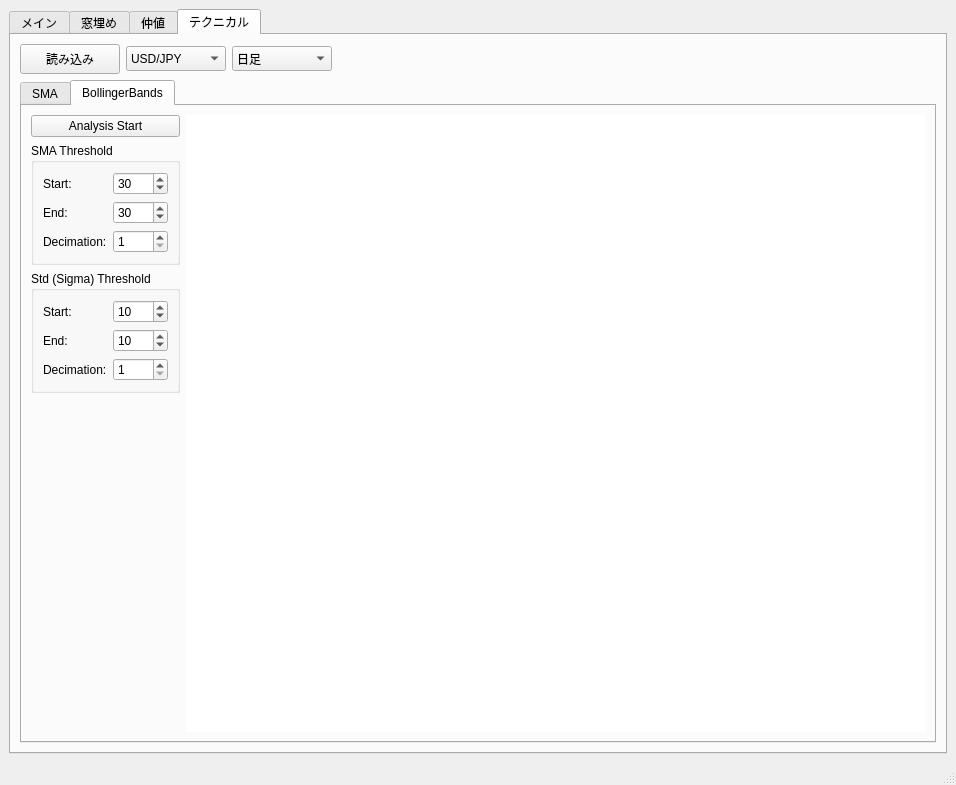
Before: the Qt Designer form trade_monitor/trade_monitor/gui_monitor.ui in takkin-takilog/namake-trader, drawn with Qt 5.
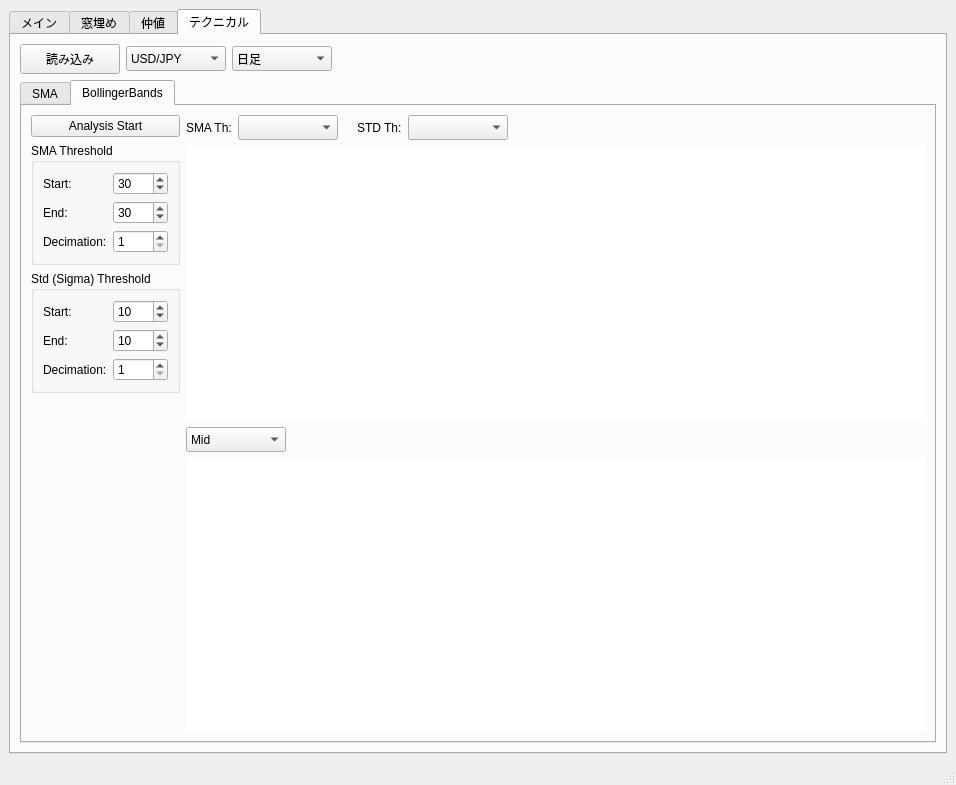
After: the same form once the commit is applied.

```diff
--- a/trade_monitor/trade_monitor/gui_monitor.ui
+++ b/trade_monitor/trade_monitor/gui_monitor.ui
@@ -628,7 +628,7 @@
              <attribute name="title">
               <string>BollingerBands</string>
              </attribute>
-             <layout class="QHBoxLayout" name="horizontalLayout">
+             <layout class="QHBoxLayout" name="horizontalLayout_11">
               <item>
                <layout class="QVBoxLayout" name="verticalLayout_5">
                 <item>
@@ -879,17 +879,181 @@
                </layout>
               </item>
               <item>
-               <widget class="QWidget" name="widget_TreeView_ttm_2" native="true">
-                <property name="sizePolicy">
-                 <sizepolicy hsizetype="Expanding" vsizetype="Expanding">
-                  <horstretch>0</horstretch>
-                  <verstretch>0</verstretch>
-                 </sizepolicy>
-                </property>
-                <property name="styleSheet">
-                 <string notr="true">background-color: rgb(255, 255, 255);</string>
-                </property>
-               </widget>
+               <layout class="QVBoxLayout" name="verticalLayout_6">
+                <item>
+                 <layout class="QGridLayout" name="gridLayout_6">
+                  <item row="0" column="0">
+                   <layout class="QHBoxLayout" name="horizontalLayout_10">
+                    <item>
+                     <layout class="QHBoxLayout" name="horizontalLayout">
+                      <item>
+                       <widget class="QLabel" name="label_18">
+                        <property name="sizePolicy">
+                         <sizepolicy hsizetype="Maximum" vsizetype="Preferred">
+                          <horstretch>0</horstretch>
+                          <verstretch>0</verstretch>
+                         </sizepolicy>
+                        </property>
+                        <property name="text">
+                         <string>SMA Th:</string>
+                        </property>
+                       </widget>
+                      </item>
+                      <item>
+                       <widget class="QComboBox" name="comboBox_TechBb01_sma">
+                        <property name="sizePolicy">
+                         <sizepolicy hsizetype="Fixed" vsizetype="Fixed">
+                          <horstretch>0</horstretch>
+                          <verstretch>0</verstretch>
+                         </sizepolicy>
+                        </property>
+                        <property name="minimumSize">
+                         <size>
+                          <width>100</width>
+                          <height>25</height>
+                         </size>
+                        </property>
+                        <property name="currentText">
+                         <string/>
+                        </property>
+                       </widget>
+                      </item>
+                     </layout>
+                    </item>
+                    <item>
+                     <spacer name="horizontalSpacer_9">
+                      <property name="orientation">
+                       <enum>Qt::Horizontal</enum>
+                      </property>
+                      <property name="sizeType">
+                       <enum>QSizePolicy::Fixed</enum>
+                      </property>
+                      <property name="sizeHint" stdset="0">
+                       <size>
+                        <width>13</width>
+                        <height>20</height>
+                       </size>
+                      </property>
+                     </spacer>
+                    </item>
+                    <item>
+                     <layout class="QHBoxLayout" name="horizontalLayout_9">
+                      <item>
+                       <widget class="QLabel" name="label_19">
+                        <property name="sizePolicy">
+                         <sizepolicy hsizetype="Maximum" vsizetype="Preferred">
+                          <horstretch>0</horstretch>
+                          <verstretch>0</verstretch>
+                         </sizepolicy>
+                        </property>
+                        <property name="text">
+                         <string>STD Th:</string>
+                        </property>
+                       </widget>
+                      </item>
+                      <item>
+                       <widget class="QComboBox" name="comboBox_TechBb01_std">
+                        <property name="sizePolicy">
+                         <sizepolicy hsizetype="Fixed" vsizetype="Fixed">
+                          <horstretch>0</horstretch>
+                          <verstretch>0</verstretch>
+                         </sizepolicy>
+                        </property>
+                        <property name="minimumSize">
+                         <size>
+                          <width>100</width>
+                          <height>25</height>
+                         </size>
+                        </property>
+                        <property name="currentText">
+                         <string/>
+                        </property>
+                       </widget>
+                      </item>
+                     </layout>
+                    </item>
+                    <item>
+                     <spacer name="horizontalSpacer_8">
+                      <property name="orientation">
+                       <enum>Qt::Horizontal</enum>
+                      </property>
+                      <property name="sizeHint" stdset="0">
+                       <size>
+                        <width>40</width>
+                        <height>20</height>
+                       </size>
+                      </property>
+                     </spacer>
+                    </item>
+                   </layout>
+                  </item>
+                  <item row="1" column="0">
+                   <widget class="QWidget" name="widget_TreeView_TechBb01" native="true">
+                    <property name="sizePolicy">
+                     <sizepolicy hsizetype="Expanding" vsizetype="Expanding">
+                      <horstretch>0</horstretch>
+                      <verstretch>0</verstretch>
+                     </sizepolicy>
+                    </property>
+                    <property name="styleSheet">
+                     <string notr="true">background-color: rgb(255, 255, 255);</string>
+                    </property>
+                   </widget>
+                  </item>
+                 </layout>
+                </item>
+                <item>
+                 <layout class="QGridLayout" name="gridLayout_5">
+                  <item row="0" column="0">
+                   <widget class="QComboBox" name="comboBox_TechBb01_amb">
+                    <property name="sizePolicy">
+                     <sizepolicy hsizetype="Fixed" vsizetype="Fixed">
+                      <horstretch>0</horstretch>
+                      <verstretch>0</verstretch>
+                     </sizepolicy>
+                    </property>
+                    <property name="minimumSize">
+                     <size>
+                      <width>100</width>
+                      <height>25</height>
+                     </size>
+                    </property>
+                    <item>
+                     <property name="text">
+                      <string>Mid</string>
+                     </property>
+                    </item>
+                   </widget>
+                  </item>
+                  <item row="0" column="1">
+                   <spacer name="horizontalSpacer_7">
+                    <property name="orientation">
+                     <enum>Qt::Horizontal</enum>
+                    </property>
+                    <property name="sizeHint" stdset="0">
+                     <size>
+                      <width>40</width>
+                      <height>20</height>
+                     </size>
+                    </property>
+                   </spacer>
+                  </item>
+                  <item row="1" column="0" colspan="2">
+                   <widget class="QWidget" name="widget_ChartView_TechBb01" native="true">
+                    <property name="sizePolicy">
+                     <sizepolicy hsizetype="Expanding" vsizetype="Expanding">
+                      <horstretch>0</horstretch>
+                      <verstretch>0</verstretch>
+                     </sizepolicy>
+                    </property>
+                    <property name="styleSheet">
+                     <string notr="true">background-color: rgb(255, 255, 255);</string>
+                    </property>
+                   </widget>
+                  </item>
+                 </layout>
+                </item>
+               </layout>
               </item>
              </layout>
             </widget>
```
